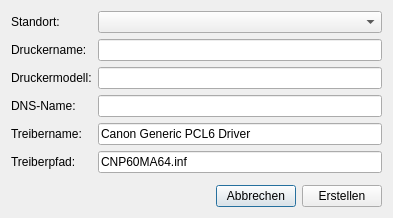
First picture: the form in views/gui/ui/create_printer.ui, repository youngling-coder/PrinterManagement, before the edit.
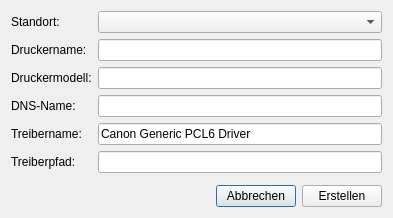
Second picture: the form after the edit.

Commit message: fix driver path build and default value

The edit to the form file:
```diff
--- a/views/gui/ui/create_printer.ui
+++ b/views/gui/ui/create_printer.ui
@@ -77,9 +77,6 @@
    </item>
    <item row="5" column="1">
     <widget class="QLineEdit" name="driverPathEdit">
-     <property name="text">
-      <string>CNP60MA64.inf</string>
-     </property>
     </widget>
    </item>
    <item row="7" column="1">
```
The commit also changes 2 other files.
